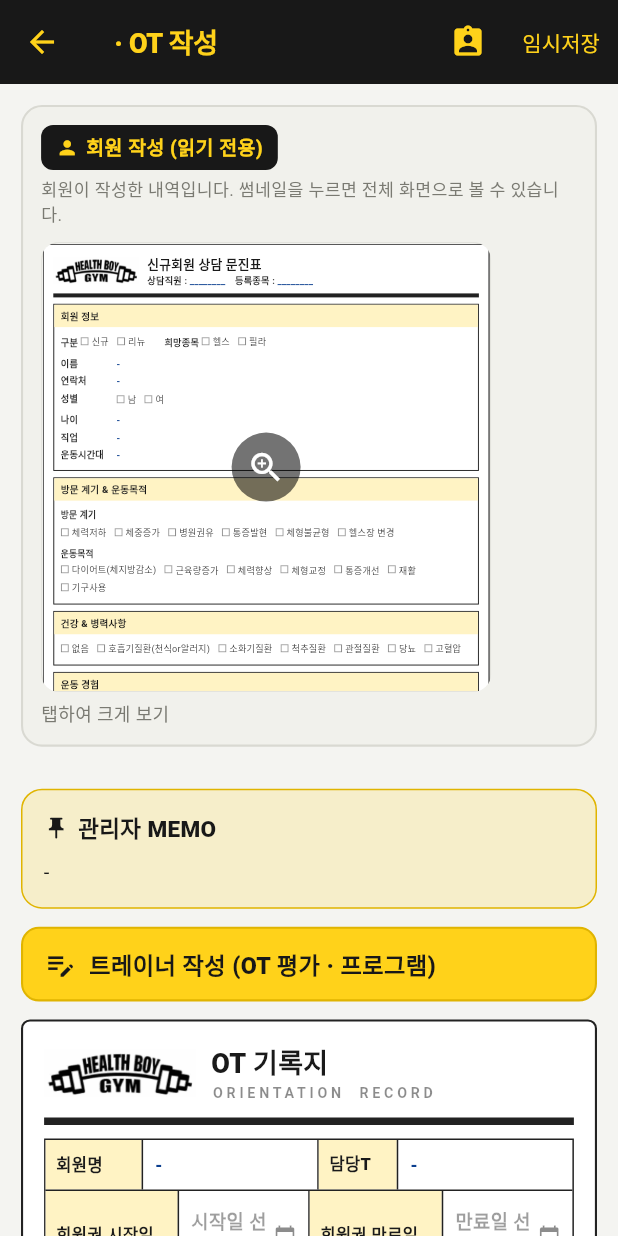
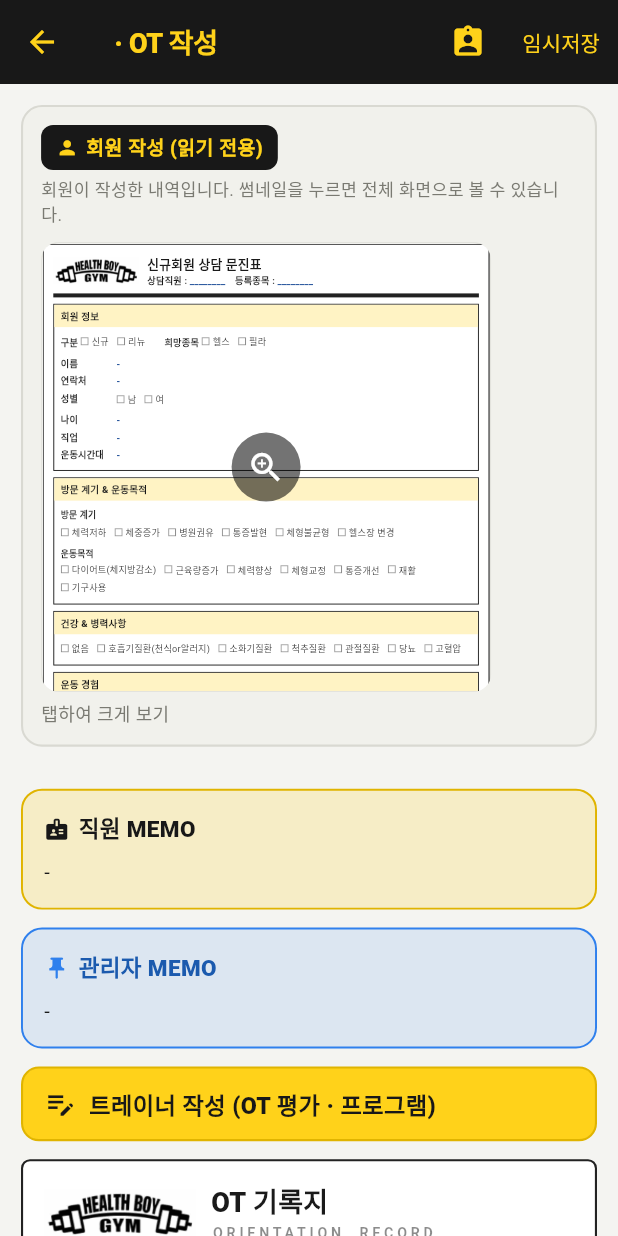
Before and after one commit to jihyeon0515/HBG-OT, a Flutter app: the TrainerOtPage screen opened directly with empty values, on a phone screen of 412 x 824 dp. Run offline on Flutter 3.47's test engine with Material 3 defaults, Android fonts, the phone set to English and light mode, and no system bars; our stand-ins replace shared_preferences; accounts and stored records are empty.

Commit message:
style: 직원MEMO 노랑/관리자MEMO 파랑 통일, 트레이너 페이지 직원MEMO 추가
Co-Authored-By: Claude Opus 4.8 <noreply@anthropic.com>

```diff
--- a/lib/screens/submission_view.dart
+++ b/lib/screens/submission_view.dart
@@ -91,21 +91,24 @@ class _SpecialNoteBoxState extends State<SpecialNoteBox> {
   @override
   Widget build(BuildContext context) {
     final admin = (widget.data['admin_note'] ?? '').toString().trim();
+    const blue = Color(0xFF2F80ED);
     return Container(
       margin: const EdgeInsets.only(top: 12),
       padding: const EdgeInsets.all(14),
       decoration: BoxDecoration(
-        color: kYellow.withValues(alpha: 0.18),
+        color: blue.withValues(alpha: 0.12),
         borderRadius: BorderRadius.circular(14),
-        border: Border.all(color: kYellowDark),
+        border: Border.all(color: blue, width: 1.3),
       ),
       child: Column(crossAxisAlignment: CrossAxisAlignment.start, children: [
         const Row(children: [
-          Icon(Icons.push_pin, size: 17, color: kBlack),
+          Icon(Icons.push_pin, size: 17, color: blue),
           SizedBox(width: 6),
           Text('관리자 MEMO',
               style: TextStyle(
-                  fontWeight: FontWeight.w900, fontSize: 15, color: kBlack)),
+                  fontWeight: FontWeight.w900,
+                  fontSize: 15,
+                  color: Color(0xFF1B5AAE))),
         ]),
         const SizedBox(height: 8),
         if (widget.editable)
@@ -121,7 +124,7 @@ class _SpecialNoteBoxState extends State<SpecialNoteBox> {
               isDense: true,
               border: OutlineInputBorder(
                   borderRadius: BorderRadius.circular(9),
-                  borderSide: const BorderSide(color: kYellowDark)),
+                  borderSide: const BorderSide(color: blue)),
               enabledBorder: OutlineInputBorder(
                   borderRadius: BorderRadius.circular(9),
                   borderSide: const BorderSide(color: kBorder)),
@@ -131,6 +134,37 @@ class _SpecialNoteBoxState extends State<SpecialNoteBox> {
         else
           Text(admin.isEmpty ? '-' : admin,
               style: const TextStyle(fontSize: 13.5, color: kInk)),
+      ]),
+    );
+  }
+}
+
+/// 직원 MEMO (읽기 전용, 노란색) — 회원 접수 시 직원이 작성
+class StaffMemoView extends StatelessWidget {
+  final Map data;
+  const StaffMemoView({super.key, required this.data});
+  @override
+  Widget build(BuildContext context) {
+    final t = (data['staff_memo'] ?? '').toString().trim();
+    return Container(
+      margin: const EdgeInsets.only(top: 12),
+      padding: const EdgeInsets.all(14),
+      decoration: BoxDecoration(
+        color: kYellow.withValues(alpha: 0.20),
+        borderRadius: BorderRadius.circular(14),
+        border: Border.all(color: kYellowDark, width: 1.3),
+      ),
+      child: Column(crossAxisAlignment: CrossAxisAlignment.start, children: [
+        const Row(children: [
+          Icon(Icons.badge, size: 17, color: kBlack),
+          SizedBox(width: 6),
+          Text('직원 MEMO',
+              style: TextStyle(
+                  fontWeight: FontWeight.w900, fontSize: 15, color: kBlack)),
+        ]),
+        const SizedBox(height: 8),
+        Text(t.isEmpty ? '-' : t,
+            style: const TextStyle(fontSize: 13.5, color: kInk)),
       ]),
     );
   }
@@ -232,9 +266,9 @@ class SubmissionView extends StatelessWidget {
         // 회원 작성 내용 — 수정 불가한 종이 양식(이미지)로 화면 폭에 맞춰 표시
         _sectionTitle(Icons.assignment_ind, '회원 작성 내용'),
         MemberFormPreview(data: d, memberName: sub.memberName),
-        // 직원 MEMO (읽기 전용) → 관리자 MEMO (편집 가능)
+        // 직원 MEMO(노랑, 읽기 전용) → 관리자 MEMO(파랑, 편집 가능)
         if (editableNote) ...[
-          _staffMemoBox(d),
+          StaffMemoView(data: d),
           SpecialNoteBox(
               data: d, editable: true, onChanged: onNoteChanged),
         ],
@@ -271,35 +305,6 @@ class SubmissionView extends StatelessWidget {
           ),
         ],
       ],
-    );
-  }
-
-  /// 직원 MEMO (회원 접수 시 직원이 작성) — 관리자 페이지에서 읽기 전용 표시
-  Widget _staffMemoBox(Map d) {
-    final t = (d['staff_memo'] ?? '').toString().trim();
-    const blue = Color(0xFF2F80ED);
-    return Container(
-      margin: const EdgeInsets.only(top: 12),
-      padding: const EdgeInsets.all(14),
-      decoration: BoxDecoration(
-        color: blue.withValues(alpha: 0.12),
-        borderRadius: BorderRadius.circular(14),
-        border: Border.all(color: blue, width: 1.3),
-      ),
-      child: Column(crossAxisAlignment: CrossAxisAlignment.start, children: [
-        const Row(children: [
-          Icon(Icons.badge, size: 17, color: blue),
-          SizedBox(width: 6),
-          Text('직원 MEMO',
-              style: TextStyle(
-                  fontWeight: FontWeight.w900,
-                  fontSize: 15,
-                  color: Color(0xFF1B5AAE))),
-        ]),
-        const SizedBox(height: 8),
-        Text(t.isEmpty ? '-' : t,
-            style: const TextStyle(fontSize: 13.5, color: kInk)),
-      ]),
     );
   }
 
--- a/lib/screens/trainer_ot.dart
+++ b/lib/screens/trainer_ot.dart
@@ -155,7 +155,8 @@ class _TrainerOtPageState extends State<TrainerOtPage> {
         padding: const EdgeInsets.all(14),
         children: [
           _memberSummary(),
-          // 관리자 메모 (트레이너는 읽기 전용)
+          // 직원 MEMO(노랑) → 관리자 MEMO(파랑) — 모두 읽기 전용
+          StaffMemoView(data: data),
           SpecialNoteBox(data: data, editable: false),
           const SizedBox(height: 12),
           _trainerHeader(),
```
Also changed, not shown: 1 other file.
